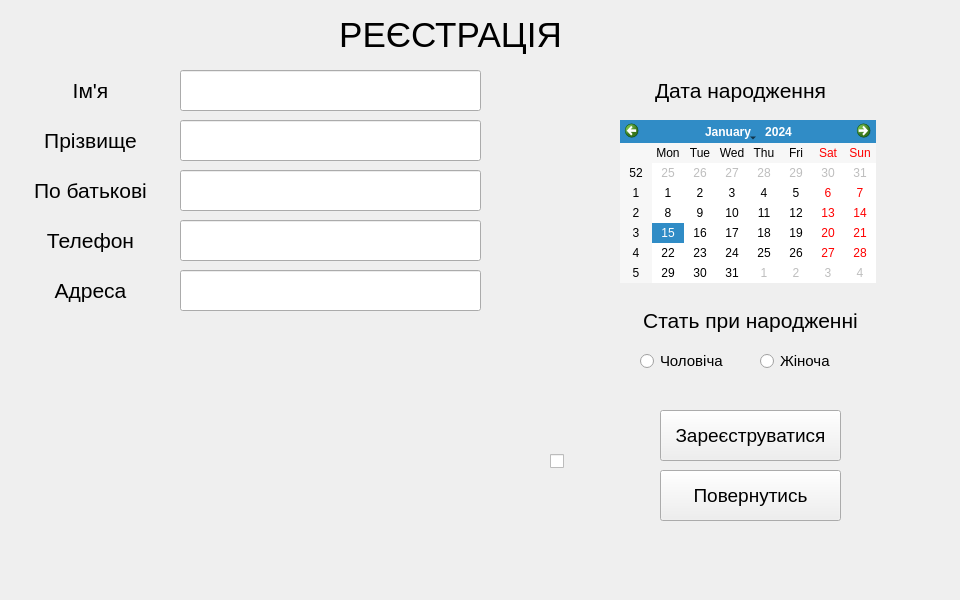
Old version of the form Authorization/Pages/SignUp/SignUp.ui in the repository letsexisttogether/MedicalDocuments.
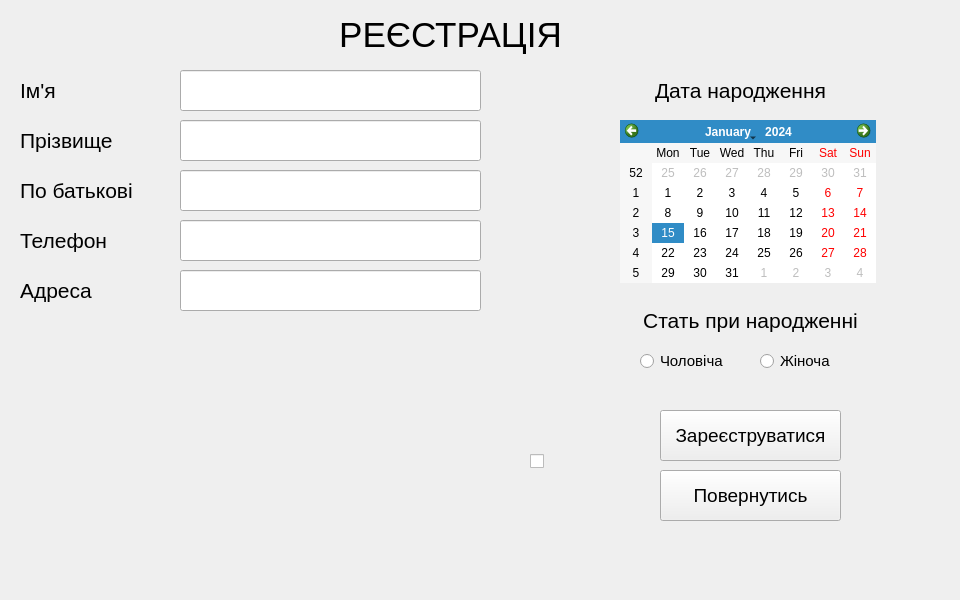
New version of the form. Custom widgets are drawn as their Qt base class.

Commit message: Implemented ResetEditFields for Login and SignUp

```diff
--- a/Authorization/Pages/SignUp/SignUp.ui
+++ b/Authorization/Pages/SignUp/SignUp.ui
@@ -37,7 +37,7 @@
   <widget class="QCheckBox" name="passwordVisibility">
    <property name="geometry">
     <rect>
-     <x>550</x>
+     <x>530</x>
      <y>450</y>
      <width>21</width>
      <height>22</height>
@@ -50,7 +50,7 @@
   <widget class="CustomField" name="password" native="true">
    <property name="geometry">
     <rect>
-     <x>40</x>
+     <x>20</x>
      <y>440</y>
      <width>500</width>
      <height>110</height>
@@ -73,7 +73,7 @@
   <widget class="CustomField" name="email" native="true">
    <property name="geometry">
     <rect>
-     <x>40</x>
+     <x>20</x>
      <y>320</y>
      <width>500</width>
      <height>111</height>
@@ -216,7 +216,7 @@
     </font>
    </property>
    <property name="text">
-    <string>&lt;html&gt;&lt;head/&gt;&lt;body&gt;&lt;p align=&quot;center&quot;&gt;Ім'я&lt;/p&gt;&lt;/body&gt;&lt;/html&gt;</string>
+    <string>&lt;html&gt;&lt;head/&gt;&lt;body&gt;&lt;p&gt;Ім'я&lt;/p&gt;&lt;/body&gt;&lt;/html&gt;</string>
    </property>
   </widget>
   <widget class="QLineEdit" name="secondName">
@@ -252,7 +252,7 @@
     </font>
    </property>
    <property name="text">
-    <string>&lt;html&gt;&lt;head/&gt;&lt;body&gt;&lt;p align=&quot;center&quot;&gt;Прізвище&lt;/p&gt;&lt;/body&gt;&lt;/html&gt;</string>
+    <string>&lt;html&gt;&lt;head/&gt;&lt;body&gt;&lt;p&gt;Прізвище&lt;/p&gt;&lt;/body&gt;&lt;/html&gt;</string>
    </property>
   </widget>
   <widget class="QLineEdit" name="thirdName">
@@ -288,7 +288,7 @@
     </font>
    </property>
    <property name="text">
-    <string>&lt;html&gt;&lt;head/&gt;&lt;body&gt;&lt;p align=&quot;center&quot;&gt;По батькові&lt;/p&gt;&lt;/body&gt;&lt;/html&gt;</string>
+    <string>&lt;html&gt;&lt;head/&gt;&lt;body&gt;&lt;p&gt;По батькові&lt;/p&gt;&lt;/body&gt;&lt;/html&gt;</string>
    </property>
   </widget>
   <widget class="QLineEdit" name="phoneNumber">
@@ -324,7 +324,7 @@
     </font>
    </property>
    <property name="text">
-    <string>&lt;html&gt;&lt;head/&gt;&lt;body&gt;&lt;p align=&quot;center&quot;&gt;Телефон&lt;/p&gt;&lt;/body&gt;&lt;/html&gt;</string>
+    <string>&lt;html&gt;&lt;head/&gt;&lt;body&gt;&lt;p&gt;Телефон&lt;/p&gt;&lt;/body&gt;&lt;/html&gt;</string>
    </property>
   </widget>
   <widget class="QLabel" name="addressName">
@@ -342,7 +342,7 @@
     </font>
    </property>
    <property name="text">
-    <string>&lt;html&gt;&lt;head/&gt;&lt;body&gt;&lt;p align=&quot;center&quot;&gt;Адреса&lt;/p&gt;&lt;/body&gt;&lt;/html&gt;</string>
+    <string>&lt;html&gt;&lt;head/&gt;&lt;body&gt;&lt;p&gt;Адреса&lt;/p&gt;&lt;/body&gt;&lt;/html&gt;</string>
    </property>
   </widget>
   <widget class="QLineEdit" name="address">
```
The commit also changes 5 other files.
